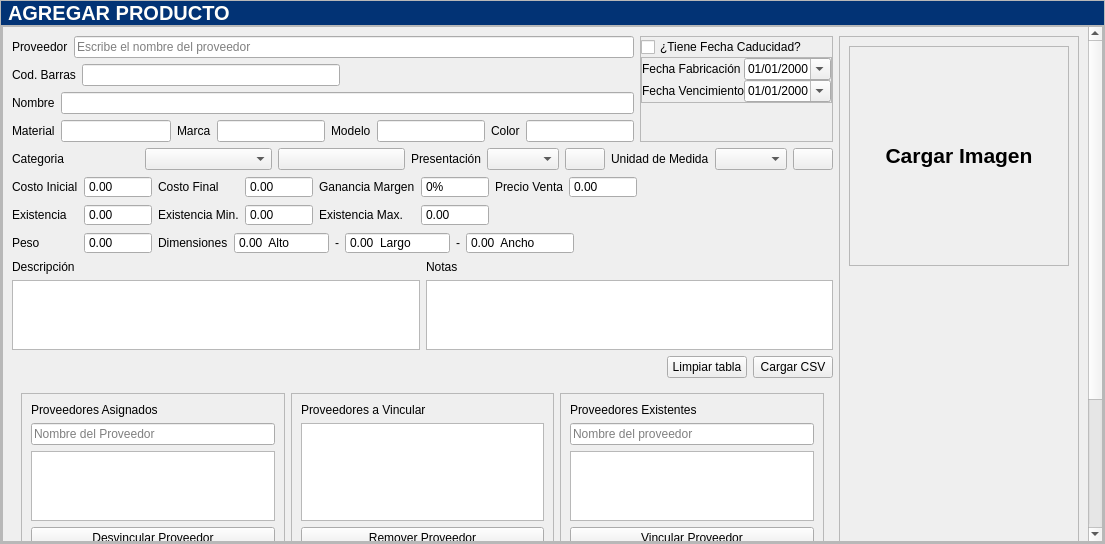
This is app/View/UserInterfaceUi/UI_AGREGARPRODUCTO.ui in LAngelVp/software-punto-de-venta as Qt 5 draws it before an edit. The edited form follows.
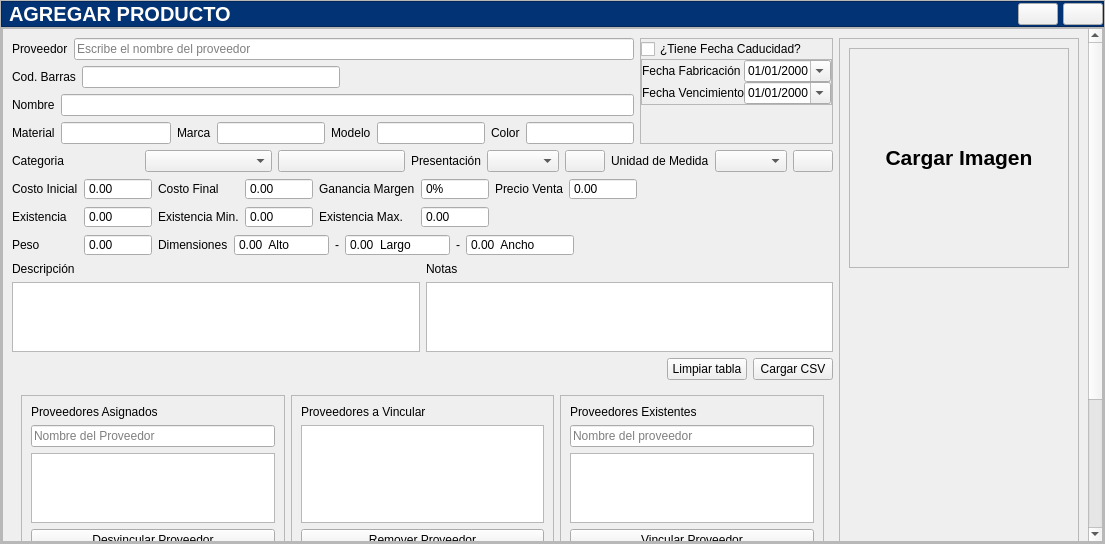
This is the edited form. Icons and pictures are not drawn.

What changed in the file:
```diff
--- a/app/View/UserInterfaceUi/UI_AGREGARPRODUCTO.ui
+++ b/app/View/UserInterfaceUi/UI_AGREGARPRODUCTO.ui
@@ -20,15 +20,14 @@
    <bool>false</bool>
   </property>
   <property name="styleSheet">
-   <string notr="true">[objectName*=&quot;contenedor&quot;]{
-background: #fffefb;
-}
-#etiqueta_barras{
+   <string notr="true">#etiqueta_barras{
 image: url(:/Icons/Bootstrap/upc-scan.svg);
 min-width:30px;
 }
-#etiqueta_titulo_ventana{
+#contenedor_encabezado{
 background: #023375;
+}
+#etiqueta_titulo_ventana{
 font-size: 20px;
 max-height:40px;
 padding-left: 2px;
@@ -70,6 +69,7 @@
 background: #00619a;
 color: #fffefb;
 border-radius: 4px;
+max-height: 15px;
 }
 #btn_btn_agregar_categoria{
 padding: 3px;
@@ -207,7 +207,9 @@
     background-color: #023375;
     color: white;
 }
-</string>
+[objectName*=&quot;contenedor&quot;]{
+background: #fffefb;
+}</string>
   </property>
   <layout class="QGridLayout" name="gridLayout">
    <property name="sizeConstraint">
@@ -236,10 +238,7 @@
      <property name="frameShadow">
       <enum>QFrame::Raised</enum>
      </property>
-     <layout class="QVBoxLayout" name="verticalLayout">
-      <property name="spacing">
-       <number>0</number>
-      </property>
+     <layout class="QGridLayout" name="gridLayout_14">
       <property name="leftMargin">
        <number>0</number>
       </property>
@@ -252,14 +251,79 @@
       <property name="bottomMargin">
        <number>0</number>
       </property>
-      <item>
-       <widget class="QLabel" name="etiqueta_titulo_ventana">
-        <property name="text">
-         <string>AGREGAR PRODUCTO</string>
+      <property name="spacing">
+       <number>0</number>
+      </property>
+      <item row="0" column="0">
+       <widget class="QFrame" name="contenedor_encabezado">
+        <property name="frameShape">
+         <enum>QFrame::StyledPanel</enum>
         </property>
+        <property name="frameShadow">
+         <enum>QFrame::Raised</enum>
+        </property>
+        <layout class="QHBoxLayout" name="horizontalLayout_13">
+         <property name="spacing">
+          <number>5</number>
+         </property>
+         <property name="leftMargin">
+          <number>0</number>
+         </property>
+         <property name="topMargin">
+          <number>0</number>
+         </property>
+         <property name="rightMargin">
+          <number>0</number>
+         </property>
+         <property name="bottomMargin">
+          <number>0</number>
+         </property>
+         <item>
+          <widget class="QLabel" name="etiqueta_titulo_ventana">
+           <property name="text">
+            <string>AGREGAR PRODUCTO</string>
+           </property>
+          </widget>
+         </item>
+         <item>
+          <spacer name="horizontalSpacer_4">
+           <property name="orientation">
+            <enum>Qt::Horizontal</enum>
+           </property>
+           <property name="sizeHint" stdset="0">
+            <size>
+             <width>40</width>
+             <height>20</height>
+            </size>
+           </property>
+          </spacer>
+         </item>
+         <item>
+          <widget class="QPushButton" name="btn_btn_minimizar">
+           <property name="text">
+            <string/>
+           </property>
+           <property name="icon">
+            <iconset resource="../../Source/ibootstrap.qrc">
+             <normaloff>:/Icons/Bootstrap/dash-lg.svg</normaloff>:/Icons/Bootstrap/dash-lg.svg</iconset>
+           </property>
+          </widget>
+         </item>
+         <item>
+          <widget class="QPushButton" name="btn_btn_cerrar">
+           <property name="text">
+            <string/>
+           </property>
+           <property name="icon">
+            <iconset resource="../../Source/ibootstrap.qrc">
+             <normaloff>:/Icons/Bootstrap/x-lg.svg</normaloff>:/Icons/Bootstrap/x-lg.svg</iconset>
+           </property>
+          </widget>
+         </item>
+        </layout>
        </widget>
       </item>
-      <item>
+      <item row="1" column="0">
        <widget class="QFrame" name="contenedor_informacion">
         <property name="frameShape">
          <enum>QFrame::StyledPanel</enum>
@@ -291,10 +355,10 @@
            <widget class="QWidget" name="contenedor_scroll_formulario">
             <property name="geometry">
              <rect>
-              <x>-222</x>
+              <x>0</x>
               <y>0</y>
               <width>1304</width>
-              <height>957</height>
+              <height>953</height>
              </rect>
             </property>
             <layout class="QGridLayout" name="gridLayout_13">
```
